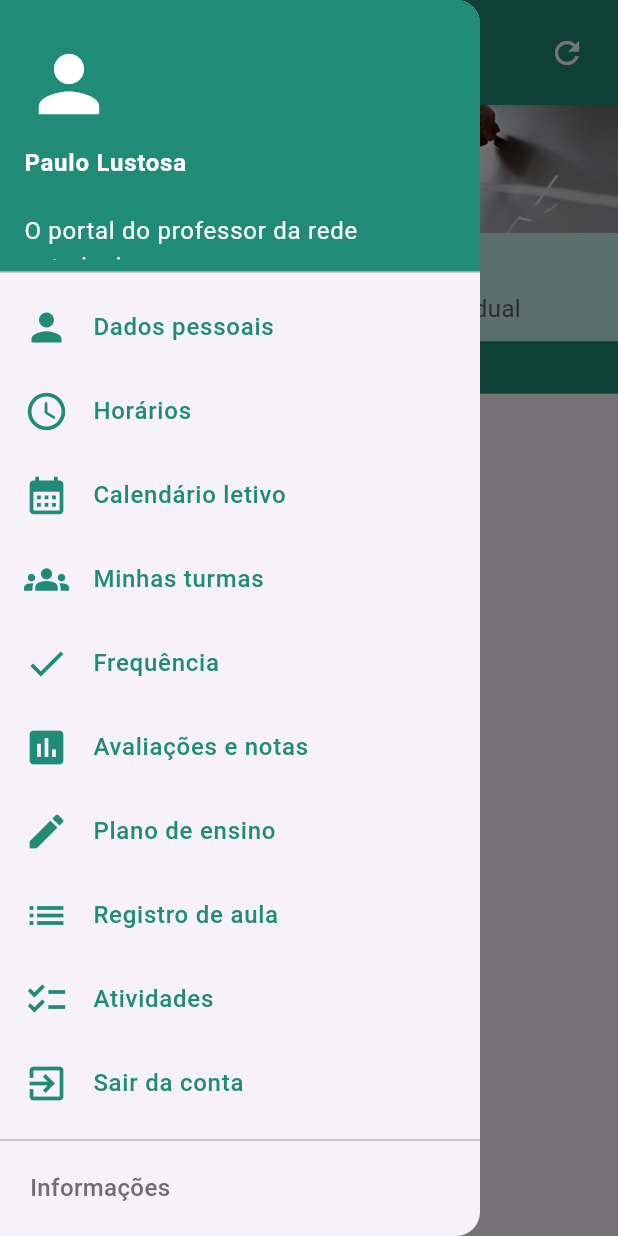
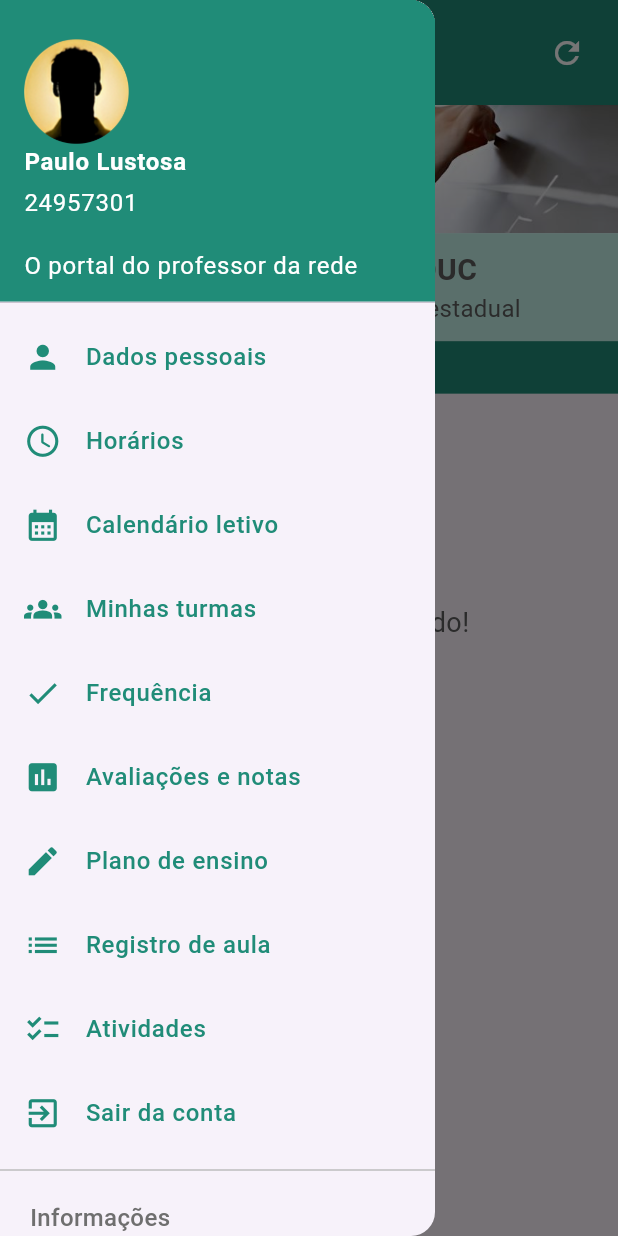
Before and after one commit to CalangoDeveloper/project_professor_online, a Flutter app: the TelaIncial screen opened directly, with the side drawer open, on a phone screen of 412 x 824 dp. Run offline on Flutter 3.47's test engine with Material 3 defaults, Android fonts, the phone set to English and light mode, and no system bars.

Commit message:
version 3.0

```diff
--- a/lib/main.dart
+++ b/lib/main.dart
@@ -243,12 +243,12 @@ class TelaIncial extends StatelessWidget{
 
       //Menu lateral - Drawer
       drawer: Drawer(
-          width: 320, //Largura do Drawer
+          width: 290, //Largura do Drawer
           child: ListView(
             padding: EdgeInsets.zero,
             children: <Widget>[
               SizedBox(
-                height: 190,
+                height: 210, //Define o tamanho do cabeçalho
                 child: DrawerHeader( //Cabeçalho do Drawer
                   decoration: BoxDecoration( //Background do Drawer
                     color: Color(0xFF208C78)
@@ -260,15 +260,26 @@ class TelaIncial extends StatelessWidget{
                     //Ícones e textos
                     children: <Widget>[
                       SizedBox(height: 10,),
-                      Expanded(
+                      Image.asset('imgs/person.png',
+                        height: 70,
+                      ),
+                      /*Expanded(
                         child: Icon(Icons.person, size: 60, color: Colors.white,),
-                      ),
-                      SizedBox(height: 40,), //Define o espaçamento entre os elementos
+                      ),*/
+                      SizedBox(height: 0,), //Define o espaçamento entre os elementos
                       Expanded(
                         child: Text('Paulo Lustosa',
                           style: TextStyle(
                             color: Colors.white,
                             fontWeight: FontWeight.w600
+                          ),
+                        ),
+                      ),
+                      Expanded(
+                        child: Text('24957301',
+                          style: TextStyle(
+                            color: Colors.white,
+                            fontWeight: FontWeight.w400
                           ),
                         ),
                       ),
@@ -287,7 +298,7 @@ class TelaIncial extends StatelessWidget{
               ),
               //Abas
               ListTile( //Dados pessoais
-                leading: Icon(Icons.person_sharp, size: 30,color: Color(0xFF208C78),),
+                leading: Icon(Icons.person_sharp, size: 25,color: Color(0xFF208C78),),
                 title: Text('Dados pessoais',
                   style: TextStyle(
                     fontWeight: FontWeight.w500,
@@ -296,7 +307,7 @@ class TelaIncial extends StatelessWidget{
                 ),
               ),
               ListTile( //Horários
-                leading: Icon(Icons.access_time_rounded, size: 30,color: Color(0xFF208C78),),
+                leading: Icon(Icons.access_time_rounded, size: 25,color: Color(0xFF208C78),),
                 title: Text('Horários',
                   style: TextStyle(
                     fontWeight: FontWeight.w500,
@@ -305,7 +316,7 @@ class TelaIncial extends StatelessWidget{
                 ),
               ),
               ListTile( //Calendário letivo
-                leading: Icon(Icons.calendar_month, size: 30,color: Color(0xFF208C78),),
+                leading: Icon(Icons.calendar_month, size: 25,color: Color(0xFF208C78),),
                 title: Text('Calendário letivo',
                   style: TextStyle(
                     fontWeight: FontWeight.w500,
@@ -314,7 +325,7 @@ class TelaIncial extends StatelessWidget{
                 ),
               ),
               ListTile( //Minhas turmas
-                leading: Icon(Icons.groups, size: 30,color: Color(0xFF208C78),),
+                leading: Icon(Icons.groups, size: 25,color: Color(0xFF208C78),),
                 title: Text('Minhas turmas',
                   style: TextStyle(
                     fontWeight: FontWeight.w500,
@@ -323,7 +334,7 @@ class TelaIncial extends StatelessWidget{
                 ),
               ),
               ListTile( //Frequência
-                leading: Icon(Icons.check, size: 30,color: Color(0xFF208C78),),
+                leading: Icon(Icons.check, size: 25,color: Color(0xFF208C78),),
                 title: Text('Frequência',
                   style: TextStyle(
                     fontWeight: FontWeight.w500,
@@ -332,7 +343,7 @@ class TelaIncial extends StatelessWidget{
                 ),
               ),
               ListTile( //Avaliações e notas
-                leading: Icon(Icons.assessment, size: 30,color: Color(0xFF208C78),),
+                leading: Icon(Icons.assessment, size: 25,color: Color(0xFF208C78),),
                 title: Text('Avaliações e notas',
                   style: TextStyle(
                     fontWeight: FontWeight.w500,
@@ -341,7 +352,7 @@ class TelaIncial extends StatelessWidget{
                 ),
               ),
               ListTile( //Plano de ensino
-                leading: Icon(Icons.edit, size: 30,color: Color(0xFF208C78),),
+                leading: Icon(Icons.edit, size: 25,color: Color(0xFF208C78),),
                 title: Text('Plano de ensino',
                   style: TextStyle(
                     fontWeight: FontWeight.w500,
@@ -350,7 +361,7 @@ class TelaIncial extends StatelessWidget{
                 ),
               ),
               ListTile( //Registro de aula
-                leading: Icon(Icons.list, size: 30,color: Color(0xFF208C78),),
+                leading: Icon(Icons.list, size: 25,color: Color(0xFF208C78),),
                 title: Text('Registro de aula',
                   style: TextStyle(
                     fontWeight: FontWeight.w500,
@@ -359,7 +370,7 @@ class TelaIncial extends StatelessWidget{
                 ),
               ),
               ListTile( //Atividades
-                leading: Icon(Icons.checklist, size: 30,color: Color(0xFF208C78),),
+                leading: Icon(Icons.checklist, size: 25,color: Color(0xFF208C78),),
                 title: Text('Atividades',
                   style: TextStyle(
                     fontWeight: FontWeight.w500,
@@ -368,7 +379,7 @@ class TelaIncial extends StatelessWidget{
                 ),
               ),
               ListTile( //Sair da conta
-                leading: Icon(Icons.exit_to_app, size: 30,color: Color(0xFF208C78),),
+                leading: Icon(Icons.exit_to_app, size: 25,color: Color(0xFF208C78),),
                 title: Text('Sair da conta',
                   style: TextStyle(
                     fontWeight: FontWeight.w500,
@@ -405,7 +416,7 @@ class TelaIncial extends StatelessWidget{
               ),
               SizedBox(height: 15),
               ListTile( //Sicronizar
-                leading: Icon(Icons.rotate_left, size: 30,color: Color(0xFF208C78),),
+                leading: Icon(Icons.rotate_right, size: 25,color: Color(0xFF208C78),),
                 title: Text('Sicronizar',
                   style: TextStyle(
                     fontWeight: FontWeight.w500,
@@ -414,7 +425,7 @@ class TelaIncial extends StatelessWidget{
                 ),
               ),
               ListTile( //Configurações
-                leading: Icon(Icons.settings, size: 30,color: Color(0xFF208C78),),
+                leading: Icon(Icons.settings, size: 25,color: Color(0xFF208C78),),
                 title: Text('Configurações',
                   style: TextStyle(
                     fontWeight: FontWeight.w500,
@@ -423,7 +434,7 @@ class TelaIncial extends StatelessWidget{
                 ),
               ),
               ListTile( //Sobre
-                leading: Icon(Icons.info, size: 30,color: Color(0xFF208C78),),
+                leading: Icon(Icons.info, size: 25,color: Color(0xFF208C78),),
                 title: Text('Sobre',
                   style: TextStyle(
                     fontWeight: FontWeight.w500,
@@ -444,7 +455,7 @@ class TelaIncial extends StatelessWidget{
                 padding: EdgeInsets.only(left: 20),
                 height: 70, //Define o tamanho do rodapé
                 decoration: BoxDecoration(
-                  color: Color.fromARGB(255, 239, 239, 239), //Background do rodapé
+                  color: Color.fromARGB(255, 234, 234, 234), //Background do rodapé
                 ),
                 child: Column(
                   //Deixar os elementos alinhados no início (esquerda)
--- a/pubspec.yaml
+++ b/pubspec.yaml
@@ -60,6 +60,7 @@ flutter:
   assets:
     - imgs/logo.png
     - imgs/professora.jpeg
+    - imgs/person.png
 
 
   # To add assets to your application, add an assets section, like this:
```
Also changed, not shown: imgs/person.png (added).
